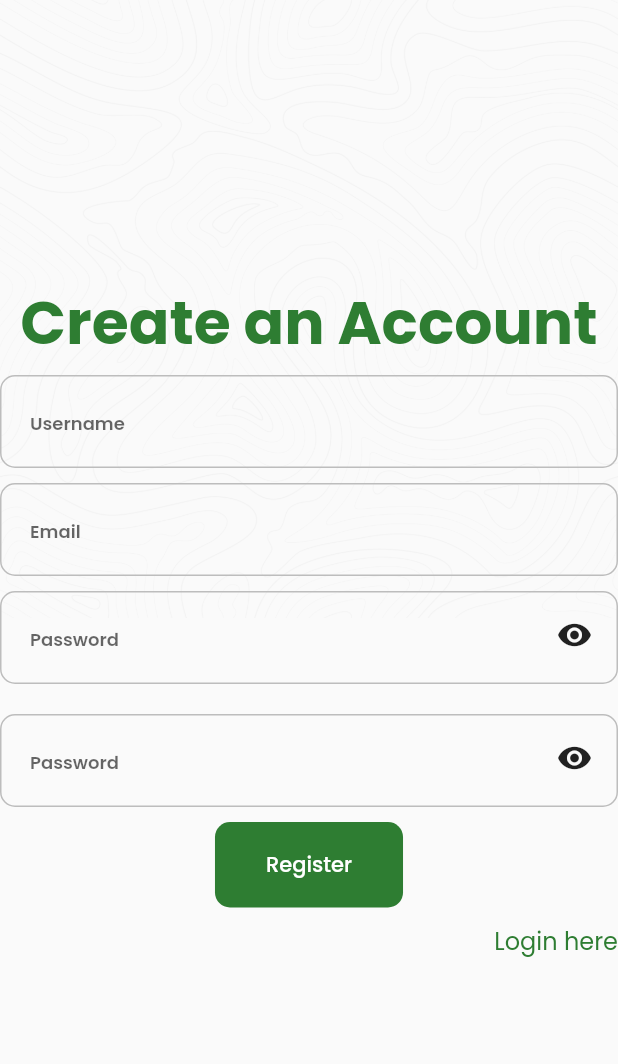
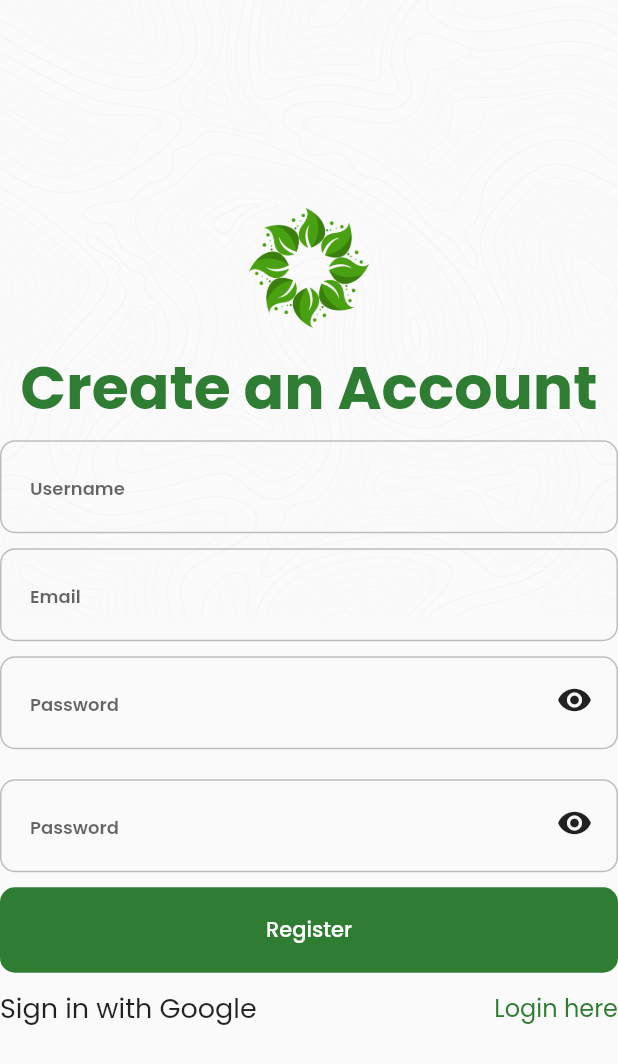
Before and after one commit to Dolappo/Web-Roomchat, a Flutter app: the screen it shows after launch, on a phone screen of 412 x 824 dp. Shown: the top 1064 px of the screen. Run offline on Flutter 3.47's test engine with Material 2 defaults, Android fonts, the phone set to English and light mode, and no system bars; our stand-ins replace cached_network_image, cloud_firestore, firebase_auth, firebase_core, firebase_storage, gap and 7 more; missing offline and left inert: dart:html, image_picker_web; accounts and stored records are empty.

Commit message:
Added Google Sign in and few ui fixes

```diff
--- a/lib/main.dart
+++ b/lib/main.dart
@@ -17,7 +17,7 @@ class MyApp extends StatelessWidget {
   Widget build(BuildContext context) {
     return MaterialApp(
       debugShowCheckedModeBanner: false,
-      title: 'Flutter Demo',
+      title: 'Web Group Chat',
       theme: ThemeData(
         // This is the theme of your application.
         //
--- a/lib/setups/setup_snackbar_ui.dart
+++ b/lib/setups/setup_snackbar_ui.dart
@@ -33,9 +33,9 @@ void setupSnackbarUi() {
   service.registerCustomSnackbarConfig(
     variant: SnackbarType.greenAndRed,
     config: SnackbarConfig(
-      backgroundColor: Colors.white,
-      titleColor: Colors.green,
-      messageColor: Colors.red,
+      backgroundColor: Colors.green,
+      titleColor: Colors.white60,
+      messageColor: Colors.white,
       borderRadius: 1,
     ),
   );
--- a/lib/ui/screen/auth/auth_screen.dart
+++ b/lib/ui/screen/auth/auth_screen.dart
@@ -41,6 +41,11 @@ class AuthScreen extends StatelessWidget {
                     mainAxisAlignment: MainAxisAlignment.center,
                     crossAxisAlignment: CrossAxisAlignment.center,
                     children: [
+                      Image.asset(
+                        "assets/logo.png",
+                        height: 80,
+                      ),
+                      Gap(10),
                       Text(
                         model.currentPage == AuthCard.register
                             ? "Create an Account"
@@ -54,7 +59,7 @@ class AuthScreen extends StatelessWidget {
                       SizedBox(
                         width: 500,
                         child: Column(
-                          // crossAxisAlignment: CrossAxisAlignment.stretch,
+                          crossAxisAlignment: CrossAxisAlignment.stretch,
                           mainAxisAlignment: MainAxisAlignment.center,
                           children: [
                             Visibility(
@@ -98,9 +103,17 @@ class AuthScreen extends StatelessWidget {
                                     : model.register,
                                 isBusy: model.busy(model.busyIdt)),
                             Gap(10),
-                            Align(
-                              alignment: Alignment.centerRight,
-                              child: Visibility(
+                            Row(
+                              mainAxisAlignment: MainAxisAlignment.spaceBetween,
+                              children: [
+                                GestureDetector(
+                                  onTap: model.signInWithGoogle,
+                                  child: Text(
+                                    "Sign in with Google",
+                                    style: fontStyle.copyWith(fontSize: 18),
+                                  ),
+                                ),
+                                Visibility(
                                   visible: model.currentPage == AuthCard.login,
                                   replacement: GestureDetector(
                                     child: Text(
@@ -112,14 +125,16 @@ class AuthScreen extends StatelessWidget {
                                     onTap: () => model.setPage(AuthCard.login),
                                   ),
                                   child: GestureDetector(
-                                  onTap: () => model.setPage(AuthCard.register),
+                                    onTap: () =>
+                                        model.setPage(AuthCard.register),
                                     child: Text("Register here",
                                         style: fontStyle.copyWith(
                                             color: Colors.green.shade800,
                                             fontSize: 16)),
                                   ),
                                 ),
-                            )
+                              ],
+                            ),
                           ],
                         ),
                       ),
--- a/pubspec.yaml
+++ b/pubspec.yaml
@@ -49,6 +49,8 @@ dependencies:
   cached_network_image: ^3.2.3
   image_picker_web: ^3.0.0+1
   image_picker: ^0.8.7
+  flutter_hooks: ^0.18.6
+  google_sign_in: ^6.0.2
 
 dev_dependencies:
   flutter_test:
```
Also changed, not shown: lib/app/app.dart (+4 -4 lines), lib/core/services/auth_service.dart (+20 -0 lines), lib/ui/screen/auth/auth_view_model.dart (+17 -3 lines), lib/ui/screen/home/components/middle.dart (+26 -5 lines), assets/logo.png (added), pubspec.lock, 3 other files. Lines whose indentation alone changed are shown as unchanged.
